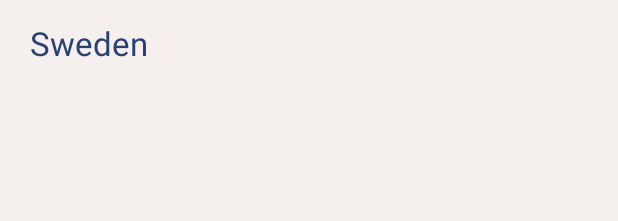
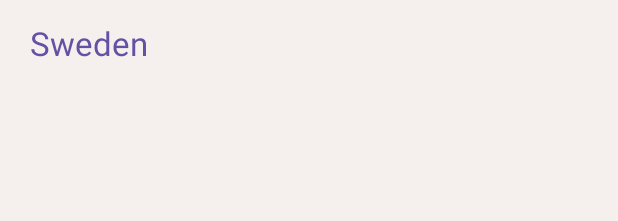
Before and after one commit to markoved/Countries, an Android app built with Jetpack Compose: the @Preview function CountryElementPreview, on a phone screen of 412 x 824 dp. Shown: the top 221 px of the screen. Run offline under Robolectric (Android 15) with nearby library versions, the phone set to English and light mode, and no system bars.

Commit message:
Cleanup code

```diff
--- a/app/build.gradle.kts
+++ b/app/build.gradle.kts
@@ -54,6 +54,7 @@ dependencies {
     implementation(libs.androidx.core.ktx)
     implementation(libs.androidx.lifecycle.runtime.ktx)
     implementation(libs.androidx.lifecycle.viewmodel.compose.ktx)
+    implementation(libs.androidx.lifecycle.runtime.compose.android)
     implementation(libs.androidx.activity.compose)
     implementation(platform(libs.androidx.compose.bom))
     implementation(libs.androidx.ui)
--- a/app/src/main/java/com/markoved/countries/data/CountryRepositoryImpl.kt
+++ b/app/src/main/java/com/markoved/countries/data/CountryRepositoryImpl.kt
@@ -6,7 +6,7 @@ import com.markoved.countries.data.mapper.LocalCountryToDomainMapper
 import com.markoved.countries.data.mapper.RemoteCountryToLocalCountryMapper
 import com.markoved.countries.data.network.CountryRemoteDataSource
 import com.markoved.countries.data.mapper.RemoteCountryToDomainMapper
-import com.markoved.countries.domain.Country
+import com.markoved.countries.domain.entity.Country
 import com.markoved.countries.domain.CountryRepository
 import kotlinx.coroutines.CoroutineDispatcher
 import kotlinx.coroutines.Dispatchers
@@ -42,8 +42,4 @@ class CountryRepositoryImpl(
         localDataSource.clear()
         localDataSource.insertAllCountries(countries)
     }
-
-    companion object {
-        private const val TAG = "CountryRepositoryImpl"
-    }
 }
--- a/app/src/main/java/com/markoved/countries/data/mapper/LocalCountryToDomainMapper.kt
+++ b/app/src/main/java/com/markoved/countries/data/mapper/LocalCountryToDomainMapper.kt
@@ -1,7 +1,7 @@
 package com.markoved.countries.data.mapper
 
 import com.markoved.countries.data.local.LocalCountry
-import com.markoved.countries.domain.Country
+import com.markoved.countries.domain.entity.Country
 
 class LocalCountryToDomainMapper: (LocalCountry) -> Country {
     override fun invoke(remoteCountry: LocalCountry): Country = Country(
--- a/app/src/main/java/com/markoved/countries/data/mapper/RemoteCountryToDomainMapper.kt
+++ b/app/src/main/java/com/markoved/countries/data/mapper/RemoteCountryToDomainMapper.kt
@@ -1,7 +1,7 @@
 package com.markoved.countries.data.mapper
 
 import com.markoved.countries.data.network.RemoteCountry
-import com.markoved.countries.domain.Country
+import com.markoved.countries.domain.entity.Country
 
 class RemoteCountryToDomainMapper: (RemoteCountry) -> Country {
     override fun invoke(remoteCountry: RemoteCountry): Country = Country(
--- a/app/src/main/java/com/markoved/countries/di/AppModule.kt
+++ b/app/src/main/java/com/markoved/countries/di/AppModule.kt
@@ -1,7 +1,7 @@
 package com.markoved.countries.di
 
 import androidx.room.Room
-import com.markoved.countries.CountryListViewModel
+import com.markoved.countries.ui.viewmodel.CountryListViewModel
 import com.markoved.countries.data.network.CountryApiService
 import com.markoved.countries.data.local.CountryDao
 import com.markoved.countries.data.local.CountryDatabase
--- a/app/src/main/java/com/markoved/countries/domain/CountryRepository.kt
+++ b/app/src/main/java/com/markoved/countries/domain/CountryRepository.kt
@@ -1,4 +1,6 @@
 package com.markoved.countries.domain
+
+import com.markoved.countries.domain.entity.Country
 
 interface CountryRepository {
     suspend fun getAllCountries(): List<Country>
--- a/app/src/main/java/com/markoved/countries/domain/GetAllCountriesUseCase.kt
+++ b/app/src/main/java/com/markoved/countries/domain/GetAllCountriesUseCase.kt
@@ -1,4 +1,6 @@
 package com.markoved.countries.domain
+
+import com.markoved.countries.domain.entity.Country
 
 class GetAllCountriesUseCase(
     private val countryRepository: CountryRepository
--- a/app/src/main/java/com/markoved/countries/domain/Country.kt
+++ b/app/src/main/java/com/markoved/countries/domain/entity/Country.kt
@@ -1,4 +1,4 @@
-package com.markoved.countries.domain
+package com.markoved.countries.domain.entity
 
 data class Country (
     val commonName: String,
--- a/app/src/main/java/com/markoved/countries/ui/CountryListScreen.kt
+++ b/app/src/main/java/com/markoved/countries/ui/CountryListScreen.kt
@@ -19,16 +19,17 @@ import androidx.compose.material3.TextButton
 import androidx.compose.material3.TextField
 import androidx.compose.material3.TextFieldDefaults
 import androidx.compose.runtime.Composable
-import androidx.compose.runtime.collectAsState
 import androidx.compose.runtime.getValue
 import androidx.compose.ui.Alignment
 import androidx.compose.ui.Modifier
 import androidx.compose.ui.res.stringResource
+import androidx.compose.ui.text.style.TextAlign
 import androidx.compose.ui.tooling.preview.Preview
 import androidx.compose.ui.unit.dp
-import com.markoved.countries.CountryListViewModel
+import androidx.lifecycle.compose.collectAsStateWithLifecycle
+import com.markoved.countries.ui.viewmodel.CountryListViewModel
 import com.markoved.countries.R
-import com.markoved.countries.domain.Country
+import com.markoved.countries.domain.entity.Country
 import com.markoved.countries.ui.theme.CountriesTheme
 import org.koin.androidx.compose.koinViewModel
 
@@ -38,7 +39,7 @@ fun CountryListScreen(
     modifier: Modifier = Modifier,
     viewModel: CountryListViewModel = koinViewModel()
 ) {
-    val uiState by viewModel.uiState.collectAsState()
+    val uiState by viewModel.uiState.collectAsStateWithLifecycle()
 
     Column(
         modifier = modifier.padding(horizontal = 8.dp)
@@ -97,6 +98,7 @@ fun SearchBar(
 ) {
     TextField(
         value = text,
+        singleLine = true,
         onValueChange = onValueChange,
         leadingIcon = {
             Icon(
@@ -123,11 +125,17 @@ fun CountryItem(
     onClick: (String) -> Unit,
     modifier: Modifier = Modifier
 ) {
-    TextButton(onClick = { onClick(name) }) {
+    TextButton(
+        onClick = { onClick(name) },
+        modifier = Modifier.fillMaxWidth()
+    ) {
         Text(
             text = name,
+            textAlign = TextAlign.Start,
             style = MaterialTheme.typography.titleLarge,
-            modifier = Modifier.padding(horizontal = 8.dp, vertical = 8.dp)
+            modifier = Modifier
+                .padding(horizontal = 8.dp, vertical = 8.dp)
+                .fillMaxWidth()
         )
     }
 }
--- a/app/src/main/java/com/markoved/countries/ui/theme/Theme.kt
+++ b/app/src/main/java/com/markoved/countries/ui/theme/Theme.kt
@@ -30,24 +30,14 @@ private val LightColorScheme = lightColorScheme(
 @Composable
 fun CountriesTheme(
     darkTheme: Boolean = isSystemInDarkTheme(),
-    // Dynamic color is available on Android 12+
-    dynamicColor: Boolean = true,
     content: @Composable () -> Unit
 ) {
-    val colorScheme = when {
-        dynamicColor && Build.VERSION.SDK_INT >= Build.VERSION_CODES.S -> {
-            val context = LocalContext.current
-            if (darkTheme) dynamicDarkColorScheme(context) else dynamicLightColorScheme(context)
-        }
-
-        darkTheme -> DarkColorScheme
-        else -> LightColorScheme
-    }
+    val colorScheme = LightColorScheme
     val view = LocalView.current
     if (!view.isInEditMode) {
         SideEffect {
             val window = (view.context as Activity).window
-            window.statusBarColor = colorScheme.primary.toArgb()
+            window.statusBarColor = colorScheme.background.toArgb()
             WindowCompat.getInsetsController(window, view).isAppearanceLightStatusBars = darkTheme
         }
     }
--- a/app/src/main/res/values/strings.xml
+++ b/app/src/main/res/values/strings.xml
@@ -4,4 +4,7 @@
     <string name="sweden">Sweden</string>
     <string name="flag_image_content_description">A country\'s flag.</string>
     <string name="no_results">No results :(</string>
+    <string name="title_official_name">Official name:</string>
+    <string name="title_capital">Capital:</string>
+    <string name="title_population">Population:</string>
 </resources>
--- a/gradle/libs.versions.toml
+++ b/gradle/libs.versions.toml
@@ -14,6 +14,7 @@ navigation = "2.7.7"
 coil = "2.7.0"
 material3WindowSizeClassAndroid = "1.2.1"
 room = "2.6.1"
+lifecycleRuntimeComposeAndroid = "2.8.4"
 
 [libraries]
 androidx-core-ktx = { group = "androidx.core", name = "core-ktx", version.ref = "coreKtx" }
@@ -22,6 +23,7 @@ androidx-junit = { group = "androidx.test.ext", name = "junit", version.ref = "j
 androidx-espresso-core = { group = "androidx.test.espresso", name = "espresso-core", version.ref = "espressoCore" }
 androidx-lifecycle-runtime-ktx = { group = "androidx.lifecycle", name = "lifecycle-runtime-ktx", version.ref = "lifecycleRuntimeKtx" }
 androidx-lifecycle-viewmodel-compose-ktx = { group = "androidx.lifecycle", name = "lifecycle-viewmodel-compose", version.ref = "lifecycleRuntimeKtx" }
+androidx-lifecycle-runtime-compose-android = { group = "androidx.lifecycle", name = "lifecycle-runtime-compose-android", version.ref = "lifecycleRuntimeComposeAndroid" }
 androidx-activity-compose = { group = "androidx.activity", name = "activity-compose", version.ref = "activityCompose" }
 androidx-compose-bom = { group = "androidx.compose", name = "compose-bom", version.ref = "composeBom" }
 androidx-ui = { group = "androidx.compose.ui", name = "ui" }
```
Also changed, not shown: app/src/main/java/com/markoved/countries/domain/SearchCountriesByNameUseCase.kt (+6 -3 lines), app/src/main/java/com/markoved/countries/ui/CountryDetailsScreen.kt (+9 -9 lines), app/src/main/java/com/markoved/countries/ui/viewmodel/CountryListViewModel.kt (renamed from app/src/main/java/com/markoved/countries/CountryListViewModel.kt, +12 -14 lines), app/src/main/res/drawable/flag_error_placeholder.webp (renamed from app/src/main/res/drawable/flag_placeholder.webp).
